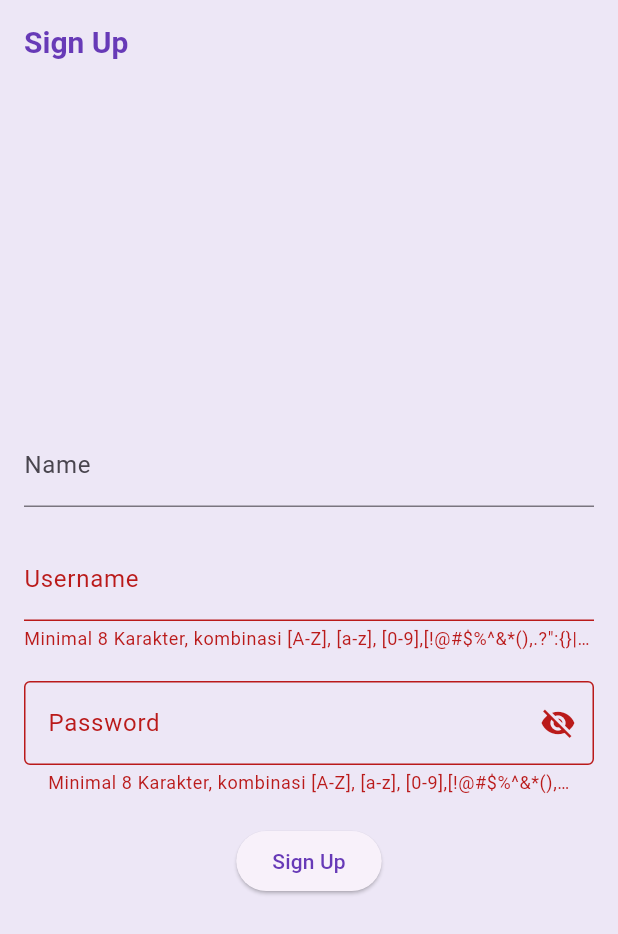
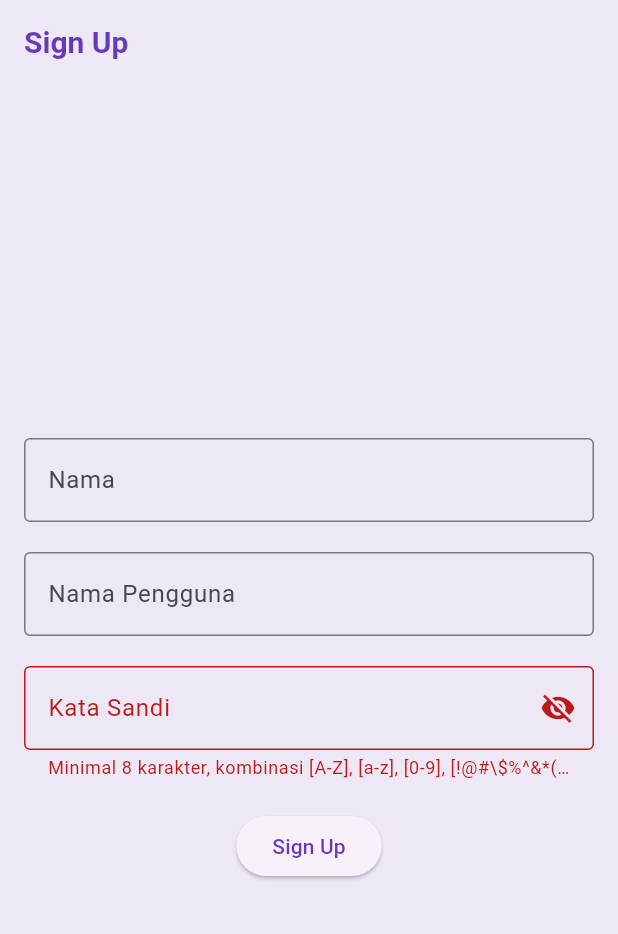
Before and after one commit to Mobile-Programming-MDP/materi-latihan-flutter-AdrianSuparto, a Flutter app: the screen it shows after launch, after a tap on "Sign Up", on a phone screen of 412 x 824 dp. Shown: the top 934 px of the screen. Run offline on Flutter 3.47's test engine with Material 2 defaults, Android fonts, the phone set to English and light mode, and no system bars; our stand-ins replace connectivity_plus, shared_preferences; network calls fail.

Commit message:
Penyimpanan Local

```diff
--- a/wisata_candi/lib/screens/SignUpScreen.dart
+++ b/wisata_candi/lib/screens/SignUpScreen.dart
@@ -1,5 +1,5 @@
 import 'package:flutter/material.dart';
-import 'package:wisata_candi/screens/signInScreen.dart';
+import 'package:shared_preferences/shared_preferences.dart';
 
 class SignUpScreen extends StatefulWidget {
   const SignUpScreen({super.key});
@@ -9,45 +9,54 @@ class SignUpScreen extends StatefulWidget {
 }
 
 class _SignUpScreenState extends State<SignUpScreen> {
-  final TextEditingController _nameController = TextEditingController();
-  final TextEditingController _usernameController = TextEditingController();
+  final TextEditingController _namaController = TextEditingController();
+  final TextEditingController _userController = TextEditingController();
   final TextEditingController _passwordController = TextEditingController();
 
-  String _errorText = "";
+  String _errorText = '';
+
   bool _obscurePassword = true;
 
-  //TODO: 1 membuat fungsi _signUp
-  void _signUp() {
-    final String name = _nameController.text.trim();
-    final String username = _usernameController.text.trim();
+//TODO: 1 Membuat metode _signUp
+  void _signUp() async {
+    final SharedPreferences prefs = await SharedPreferences.getInstance();
+    final String name = _namaController.text.trim();
+    final String username = _userController.text.trim();
     final String password = _passwordController.text.trim();
 
     if (password.length < 8 ||
         !password.contains(RegExp(r'[A-Z]')) ||
         !password.contains(RegExp(r'[a-z]')) ||
         !password.contains(RegExp(r'[0-9]')) ||
-        !password.contains(RegExp(r'[!@#\$%^&*(),.?":{}|<>]'))) {
+        !password.contains(RegExp(r'[!@#$%^&*(),.?":{}|<>]'))) {
       setState(() {
         _errorText =
-            'Minimal 8 Karakter, kombinasi [A-Z], [a-z], [0-9],[!@#\$%^&*(),.?":{}|<>]';
+            'Minimal 8 karakter, kombinasi [A-Z], [a-z], [0-9], [!@#\\\$%^&*(),.?":{}|<>]';
       });
-    } else {
-      setState(() {
-        _errorText = "";
-      });
+      return;
     }
+    //simpan data pengguna di SharedPreferences
+    prefs.setString('fullname', name);
+    prefs.setString('username', username);
+    prefs.setString('password', password);
 
-    print('* Sign Up berhasil! ');
+    //buat navigasi ke SignInScreen
+    Navigator.pushReplacementNamed(context, '/signin');
+
+    print('*** Sign Up berhasil!');
+    print('Nama: $name');
     print('Nama Pengguna: $username');
     print('Password: $password');
   }
 
-  //TODO: 2 membuat fungsi dispose
+//TODO: 2 Mmembuat metode dispose
   @override
   void dispose() {
-    _nameController.dispose();
-    _usernameController.dispose();
+    //TODO: implement dispose
+    _namaController.dispose();
+    _userController.dispose();
     _passwordController.dispose();
+    super.dispose();
   }
 
   @override
@@ -66,48 +75,43 @@ class _SignUpScreenState extends State<SignUpScreen> {
               mainAxisAlignment: MainAxisAlignment.center,
               children: [
                 TextFormField(
-                  controller: _nameController,
-                  decoration: InputDecoration(
-                    labelText: 'Name',
-                    hintText: 'Masukkan Nama Anda',
-                  ),
+                  controller: _namaController,
+                  textCapitalization: TextCapitalization.words,
+                  decoration: const InputDecoration(
+                      labelText: "Nama", border: OutlineInputBorder()),
                 ),
                 const SizedBox(height: 20),
                 TextFormField(
-                  controller: _usernameController,
-                  decoration: InputDecoration(
-                    labelText: 'Username',
-                    hintText: 'Masukkan Username',
-                    errorText: _errorText.isNotEmpty ? _errorText : null,
-                  ),
+                  controller: _userController,
+                  textCapitalization: TextCapitalization.words,
+                  decoration: const InputDecoration(
+                      labelText: "Nama Pengguna", border: OutlineInputBorder()),
                 ),
                 const SizedBox(height: 20),
                 TextFormField(
                   controller: _passwordController,
                   decoration: InputDecoration(
-                    labelText: 'Password',
-                    hintText: 'Masukkan Password',
+                    labelText: 'Kata Sandi',
                     errorText: _errorText.isNotEmpty ? _errorText : null,
                     border: const OutlineInputBorder(),
                     suffixIcon: IconButton(
-                      icon: Icon(
-                        _obscurePassword
-                            ? Icons.visibility_off
-                            : Icons.visibility,
-                      ),
                       onPressed: () {
                         setState(() {
                           _obscurePassword = !_obscurePassword;
                         });
                       },
+                      icon: Icon(_obscurePassword
+                          ? Icons.visibility_off
+                          : Icons.visibility),
                     ),
                   ),
+                  obscureText: _obscurePassword,
                 ),
-                const SizedBox(height: 20),
+                const SizedBox(
+                  height: 20,
+                ),
                 ElevatedButton(
-                  onPressed: _signUp,
-                  child: Text('Sign Up'),
-                ),
+                    onPressed: _signUp, child: const Text("Sign Up")),
               ],
             )),
           ),
--- a/wisata_candi/pubspec.yaml
+++ b/wisata_candi/pubspec.yaml
@@ -19,7 +19,7 @@ publish_to: "none" # Remove this line if you wish to publish to pub.dev
 version: 1.0.0+1
 
 environment:
-  sdk: ">=3.1.3 <4.0.0"
+  sdk: ">=3.1.2 <4.0.0"
 
 # Dependencies specify other packages that your package needs in order to work.
 # To automatically upgrade your package dependencies to the latest versions
@@ -35,6 +35,7 @@ dependencies:
   # Use with the CupertinoIcons class for iOS style icons.
   cupertino_icons: ^1.0.2
   cached_network_image: ^3.3.0
+  shared_preferences: ^2.2.2
 
 dev_dependencies:
   flutter_test:
```
Also changed, not shown: wisata_candi/lib/screens/SignInScreen.dart (+66 -30 lines), wisata_candi/lib/screens/detail_screen.dart (+109 -24 lines), wisata_candi/lib/screens/profile_screen.dart (+15 -4 lines), wisata_candi/pubspec.lock, 1 other file.
